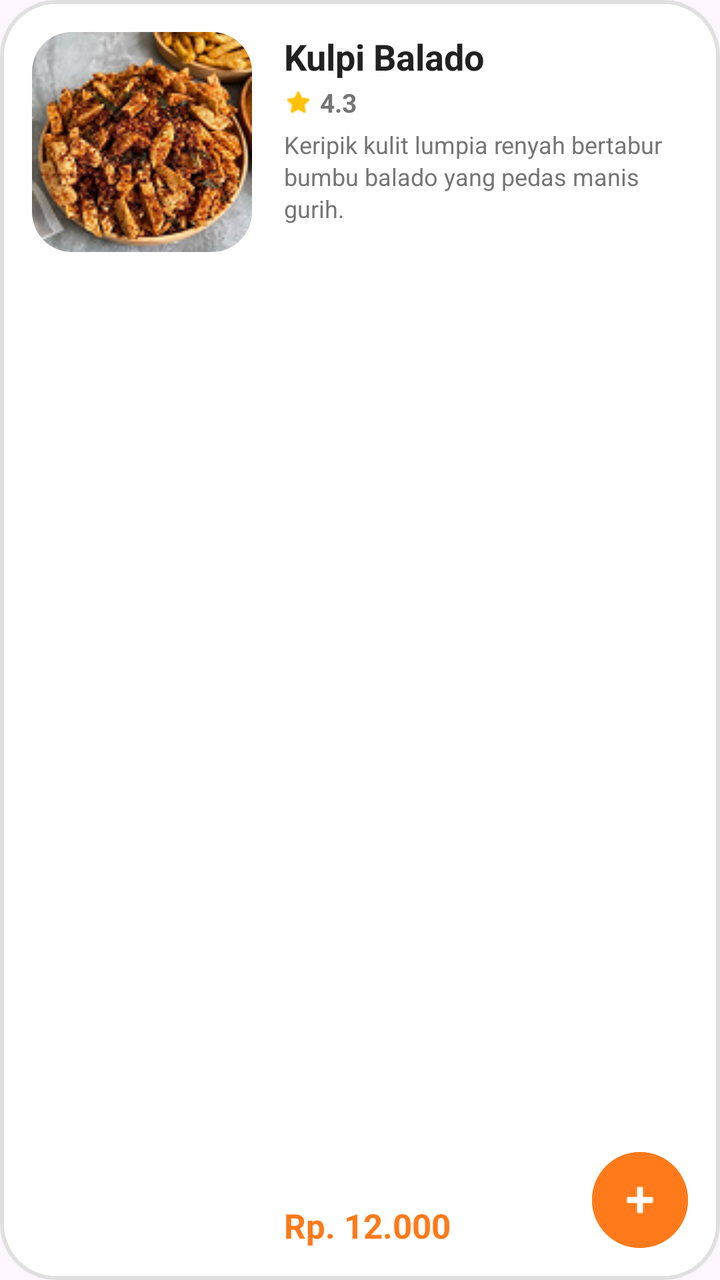
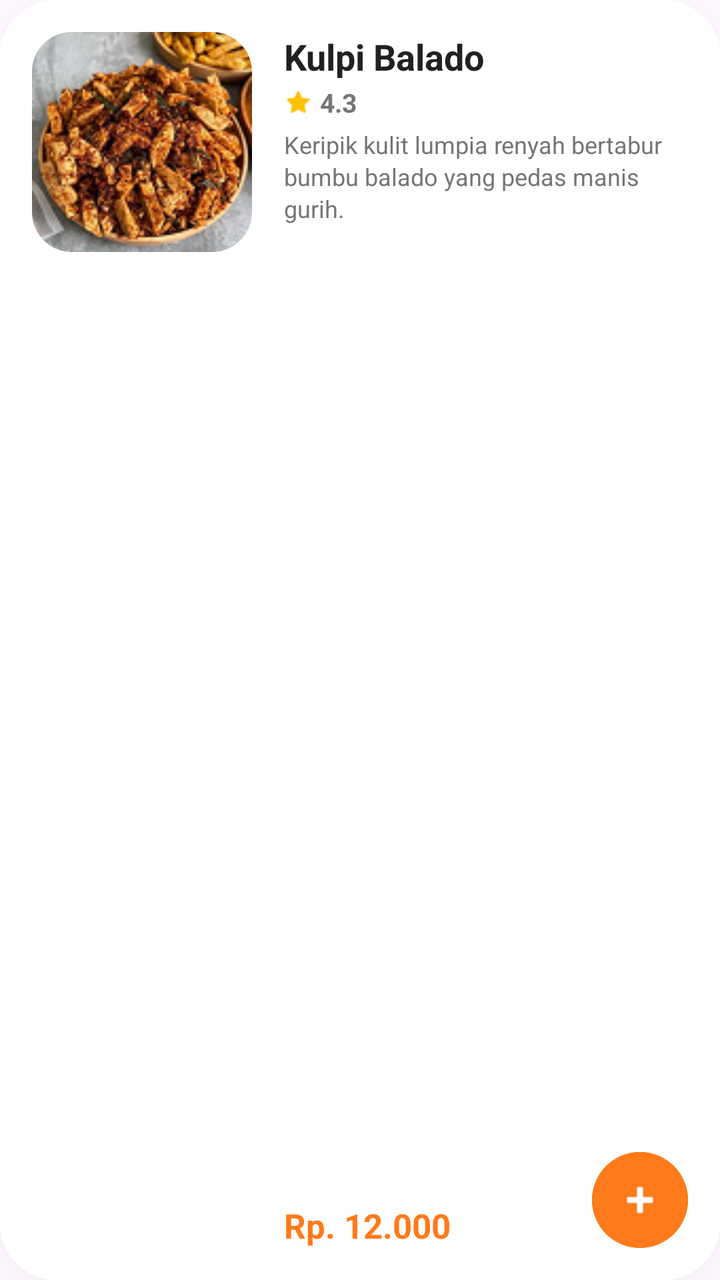

Screens rendered from an Android XML layout before and after an edit, with the pre-edit source and the edit as a unified diff.
<!-- AndroidManifest.xml: application theme Theme.Cemil_feels -->
<!-- res/layout/item_snack.xml -->
<?xml version="1.0" encoding="utf-8"?>
<com.google.android.material.card.MaterialCardView xmlns:android="http://schemas.android.com/apk/res/android"
    xmlns:app="http://schemas.android.com/apk/res-auto"
    xmlns:tools="http://schemas.android.com/tools"
    android:layout_width="match_parent"
    android:layout_height="match_parent"
    android:minHeight="160dp"
    app:cardCornerRadius="28dp"
    app:cardElevation="3dp"
    app:strokeWidth="2dp"
    app:strokeColor="#E0E0E0"
    app:cardBackgroundColor="#FFFFFF">

    <androidx.constraintlayout.widget.ConstraintLayout
        android:layout_width="match_parent"
        android:layout_height="match_parent"
        android:padding="16dp">

        
        <com.google.android.material.card.MaterialCardView
            android:id="@+id/card_snack_img"
            android:layout_width="110dp"
            android:layout_height="110dp"
            app:cardCornerRadius="20dp"
            app:cardElevation="0dp"
            app:strokeWidth="0dp"
            app:layout_constraintStart_toStartOf="parent"
            app:layout_constraintTop_toTopOf="parent">

            <ImageView
                android:id="@+id/iv_snack_image"
                android:layout_width="match_parent"
                android:layout_height="match_parent"
                android:scaleType="centerCrop"
                android:src="@drawable/basreng_stik"
                tools:ignore="ContentDescription" />
        </com.google.android.material.card.MaterialCardView>

        
        <TextView
            android:id="@+id/tv_snack_name"
            android:layout_width="0dp"
            android:layout_height="wrap_content"
            android:layout_marginStart="16dp"
            android:ellipsize="end"
            android:maxLines="1"
            android:text="Kulpi Balado"
            android:textColor="#212121"
            android:textSize="18sp"
            android:textStyle="bold"
            app:layout_constraintEnd_toEndOf="parent"
            app:layout_constraintStart_toEndOf="@id/card_snack_img"
            app:layout_constraintTop_toTopOf="parent" />

        
        <LinearLayout
            android:id="@+id/layout_rating"
            android:layout_width="wrap_content"
            android:layout_height="wrap_content"
            android:layout_marginStart="16dp"
            android:layout_marginTop="2dp"
            android:gravity="center_vertical"
            android:orientation="horizontal"
            app:layout_constraintStart_toEndOf="@id/card_snack_img"
            app:layout_constraintTop_toBottomOf="@id/tv_snack_name">

            <ImageView
                android:layout_width="14dp"
                android:layout_height="14dp"
                android:src="@android:drawable/btn_star_big_on"
                app:tint="#FFC107"
                tools:ignore="ContentDescription" />

            <TextView
                android:id="@+id/tv_snack_rating"
                android:layout_width="wrap_content"
                android:layout_height="wrap_content"
                android:layout_marginStart="4dp"
                android:text="4.3"
                android:textColor="#757575"
                android:textSize="13sp"
                android:textStyle="bold" />
        </LinearLayout>

        
        <TextView
            android:id="@+id/tv_snack_description"
            android:layout_width="0dp"
            android:layout_height="0dp"
            android:layout_marginStart="16dp"
            android:layout_marginTop="4dp"
            android:layout_marginEnd="8dp"
            android:layout_marginBottom="4dp"
            android:ellipsize="end"
            android:maxLines="4"
            android:text="Keripik kulit lumpia renyah bertabur bumbu balado yang pedas manis gurih."
            android:textColor="#757575"
            android:textSize="12sp"
            android:lineSpacingExtra="2dp"
            app:layout_constraintBottom_toTopOf="@id/tv_snack_price"
            app:layout_constraintEnd_toEndOf="parent"
            app:layout_constraintStart_toEndOf="@id/card_snack_img"
            app:layout_constraintTop_toBottomOf="@id/layout_rating" />

        
        <TextView
            android:id="@+id/tv_snack_price"
            android:layout_width="wrap_content"
            android:layout_height="wrap_content"
            android:layout_marginStart="16dp"
            android:text="Rp. 12.000"
            android:textColor="#FF7A1A"
            android:textSize="17sp"
            android:textStyle="bold"
            app:layout_constraintBottom_toBottomOf="parent"
            app:layout_constraintStart_toEndOf="@id/card_snack_img" />

        
        <com.google.android.material.button.MaterialButton
            android:id="@+id/btn_add_snack"
            style="@style/Widget.Material3.Button.IconButton.Filled"
            android:layout_width="48dp"
            android:layout_height="48dp"
            android:backgroundTint="#FF7A1A"
            app:rippleColor="#80FFFFFF"
            android:padding="0dp"
            android:insetTop="0dp"
            android:insetBottom="0dp"
            android:insetLeft="0dp"
            android:insetRight="0dp"
            app:cornerRadius="24dp"
            app:icon="@android:drawable/ic_input_add"
            app:iconSize="24dp"
            app:iconTint="@android:color/white"
            app:iconGravity="textStart"
            app:layout_constraintBottom_toBottomOf="parent"
            app:layout_constraintEnd_toEndOf="parent"
            tools:ignore="ContentDescription" />

    </androidx.constraintlayout.widget.ConstraintLayout>
</com.google.android.material.card.MaterialCardView>
<!-- resources referenced by this layout -->
<resources>
  <!-- drawable basreng_stik: png bitmap (drawable, 32994 bytes) -->
  <style name="Theme.Cemil_feels" parent="Base.Theme.Cemil_feels" />
  <style name="Base.Theme.Cemil_feels" parent="Theme.Material3.DayNight.NoActionBar">
          
          
      </style>
</resources>

<!-- the commit's change to res/layout/item_snack.xml (unified diff, before → after) -->
@@ -6,9 +6,8 @@
     android:layout_height="match_parent"
     android:minHeight="160dp"
     app:cardCornerRadius="28dp"
-    app:cardElevation="3dp"
-    app:strokeWidth="2dp"
-    app:strokeColor="#E0E0E0"
+    app:cardElevation="6dp"
+    app:strokeWidth="0dp"
     app:cardBackgroundColor="#FFFFFF">
 
     <androidx.constraintlayout.widget.ConstraintLayout
<!-- resource entries referenced after the edit -->
@@ -4,7 +4,9 @@
   <style name="Theme.Cemil_feels" parent="Base.Theme.Cemil_feels" />
   <style name="Base.Theme.Cemil_feels" parent="Theme.Material3.DayNight.NoActionBar">
           
-          
+          <item name="colorPrimary">#FF7A1A</item>
+          <item name="android:outlineAmbientShadowColor" tools:targetApi="p">#26000000</item>
+          <item name="android:outlineSpotShadowColor" tools:targetApi="p">#26000000</item>
       </style>
 </resources>
 
